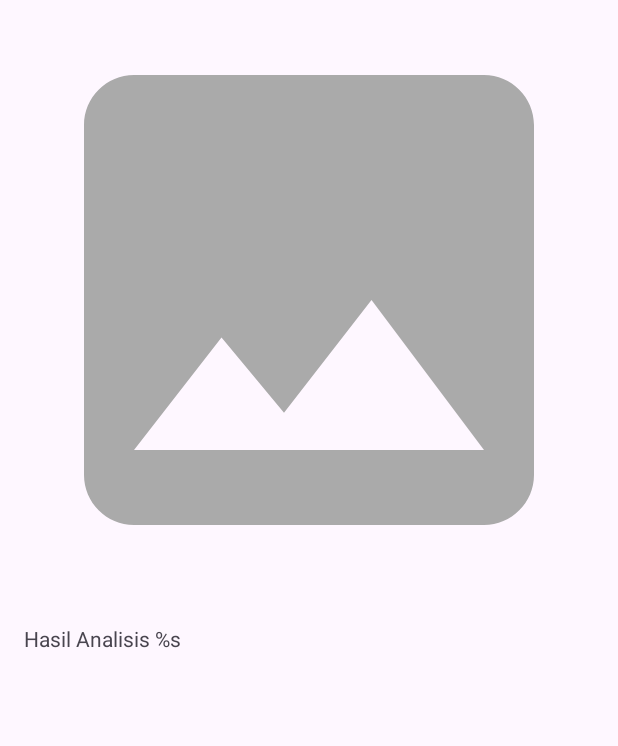
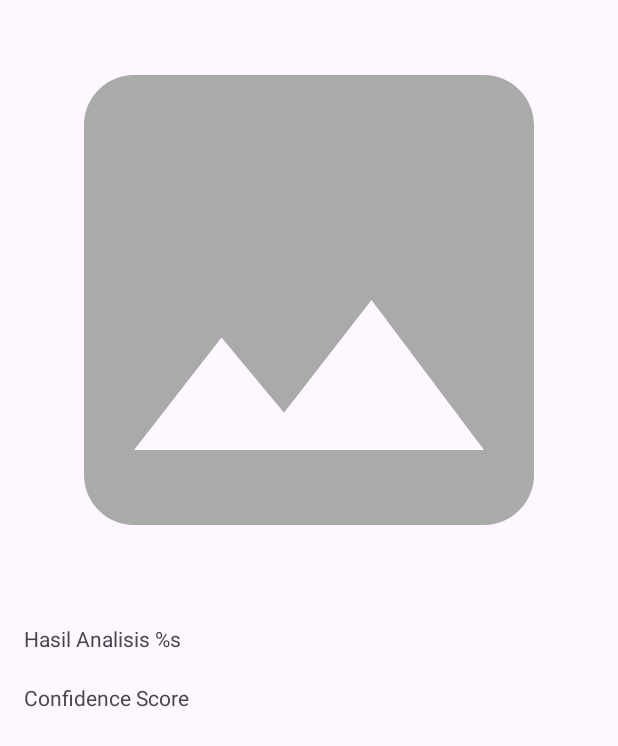
Before and after one commit to isnanaaa/myAsclepius, an Android app: the layout activity_result.xml on its own in the app's theme, with its tools: preview values and no code run, on a phone screen of 412 x 824 dp. Shown: the top 746 px of the screen. Run offline under Robolectric (Android 15) with nearby library versions, the phone set to English and light mode, and no system bars.

```diff
--- a/app/build.gradle.kts
+++ b/app/build.gradle.kts
@@ -37,6 +37,7 @@ android {
         viewBinding = true
         //noinspection DataBindingWithoutKapt
         dataBinding = true
+        mlModelBinding = true
     }
 }
 
--- a/app/src/main/java/com/dicoding/asclepius/helper/ImageClassifierHelper.kt
+++ b/app/src/main/java/com/dicoding/asclepius/helper/ImageClassifierHelper.kt
@@ -47,7 +47,6 @@ class ImageClassifierHelper(
         } catch (e:Exception){
             onError.invoke(context.getString(R.string.image_error))
             Log.e("Classification", e.message.toString())
-//            classifierListener?.onError(e.toString())
         }
     }
 
@@ -61,8 +60,6 @@ class ImageClassifierHelper(
         } else {
             MediaStore.Images.Media.getBitmap(context.contentResolver, imageUri)
         }.copy(Bitmap.Config.ARGB_8888,true)
-
-//        bitmap = bitmap.copy(Bitmap.Config.ARGB_8888,true)
 
         val tensorImage = TensorImage(DataType.UINT8)
         tensorImage.load(bitmap)
--- a/app/src/main/java/com/dicoding/asclepius/view/ResultActivity.kt
+++ b/app/src/main/java/com/dicoding/asclepius/view/ResultActivity.kt
@@ -5,6 +5,7 @@ import android.os.Bundle
 import android.util.Log
 import androidx.core.net.toUri
 import com.dicoding.asclepius.R
+import com.dicoding.asclepius.utils.formatToString
 import com.dicoding.asclepius.databinding.ActivityResultBinding
 
 class ResultActivity : AppCompatActivity() {
@@ -12,7 +13,6 @@ class ResultActivity : AppCompatActivity() {
 
     override fun onCreate(savedInstanceState: Bundle?) {
         super.onCreate(savedInstanceState)
-//        setContentView(R.layout.activity_result)
         binding = ActivityResultBinding.inflate(layoutInflater)
         setContentView(binding.root)
 
@@ -29,6 +29,7 @@ class ResultActivity : AppCompatActivity() {
 
             resultImage.setImageURI(imageUri.toUri())
             resultText.text = resources.getString(R.string.result, result)
+            score.text = confidenceScore.formatToString().plus("%")
         }
     }
 
--- a/app/src/main/res/layout/activity_result.xml
+++ b/app/src/main/res/layout/activity_result.xml
@@ -24,5 +24,13 @@
             android:layout_height="wrap_content"
             android:layout_margin="16dp"
             android:text="@string/result" />
+
+        <TextView
+            android:id="@+id/score"
+            android:layout_width="match_parent"
+            android:layout_height="wrap_content"
+            android:layout_marginTop="4dp"
+            android:layout_marginStart="16dp"
+            android:text="@string/confidence_score" />
     </LinearLayout>
 </ScrollView>
--- a/app/src/main/res/values/strings.xml
+++ b/app/src/main/res/values/strings.xml
@@ -6,8 +6,9 @@
     <string name="analyze">Analyze</string>
     <string name="result">Hasil Analisis %s</string>
 
-    <string name="confidence">Confidence: %.2f%%</string>
+    <string name="confidence">Confidence Score: %.2f%%</string>
     <string name="inference_time">Inference Time: %d ms</string>
 
     <string name="image_error">Image Error</string>
+    <string name="confidence_score">Confidence Score</string>
 </resources>
```
Also changed, not shown: app/src/main/java/com/dicoding/asclepius/Utils.kt (added, +19 -0 lines), app/src/main/java/com/dicoding/asclepius/view/MainActivity.kt (+13 -25 lines), 1 other file.
